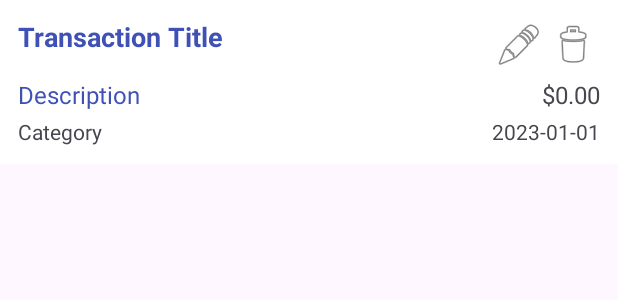
After one commit to thilina-udara/LabExam3, an Android app: the layout transaction_list_item_with_buttons.xml on its own in the app's theme, with its tools: preview values and no code run, on a phone screen of 412 x 824 dp. The commit adds this screen. Shown: the top 300 px of the screen. Run offline under Robolectric (Android 15) with nearby library versions, the phone set to English and light mode, and no system bars.

Commit message:
v4.1
update transaction page

```diff
--- a/app/src/main/AndroidManifest.xml
+++ b/app/src/main/AndroidManifest.xml
@@ -12,6 +12,9 @@
         android:supportsRtl="true"
         android:theme="@style/Theme.LabExam3"
         tools:targetApi="31">
+        <activity
+            android:name=".TransactionAdapter"
+            android:exported="false" />
         <activity
             android:name=".BudgetAdapter"
             android:exported="false" />
--- /dev/null
+++ b/app/src/main/res/layout/transaction_list_item_with_buttons.xml
@@ -0,0 +1,85 @@
+<?xml version="1.0" encoding="utf-8"?>
+<LinearLayout xmlns:android="http://schemas.android.com/apk/res/android"
+    android:layout_width="match_parent"
+    android:layout_height="wrap_content"
+    android:orientation="vertical"
+    android:background="#FFFFFF"
+    android:padding="12dp">
+
+    <LinearLayout
+        android:layout_width="match_parent"
+        android:layout_height="wrap_content"
+        android:orientation="horizontal">
+
+        <TextView
+            android:id="@+id/titleTextView"
+            android:layout_width="0dp"
+            android:layout_weight="1"
+            android:layout_height="wrap_content"
+            android:text="Transaction Title"
+            android:textColor="#3f51b5"
+            android:textSize="18sp"
+            android:textStyle="bold" />
+
+        <ImageButton
+            android:id="@+id/btnEdit"
+            android:layout_width="36dp"
+            android:layout_height="36dp"
+            android:src="@android:drawable/ic_menu_edit"
+            android:background="?attr/selectableItemBackgroundBorderless"
+            android:contentDescription="Edit" />
+
+        <ImageButton
+            android:id="@+id/btnDelete"
+            android:layout_width="36dp"
+            android:layout_height="36dp"
+            android:src="@android:drawable/ic_menu_delete"
+            android:background="?attr/selectableItemBackgroundBorderless"
+            android:contentDescription="Delete" />
+    </LinearLayout>
+
+    <LinearLayout
+        android:layout_width="match_parent"
+        android:layout_height="wrap_content"
+        android:orientation="horizontal"
+        android:layout_marginTop="4dp">
+
+        <TextView
+            android:id="@+id/descriptionTextView"
+            android:layout_width="0dp"
+            android:layout_height="wrap_content"
+            android:layout_weight="1"
+            android:text="Description"
+            android:textColor="#3f51b5"
+            android:textSize="16sp" />
+
+        <TextView
+            android:id="@+id/amountTextView"
+            android:layout_width="wrap_content"
+            android:layout_height="wrap_content"
+            android:text="$0.00"
+            android:textSize="16sp" />
+    </LinearLayout>
+
+    <LinearLayout
+        android:layout_width="match_parent"
+        android:layout_height="wrap_content"
+        android:orientation="horizontal"
+        android:layout_marginTop="4dp">
+
+        <TextView
+            android:id="@+id/categoryTextView"
+            android:layout_width="0dp"
+            android:layout_height="wrap_content"
+            android:layout_weight="1"
+            android:text="Category"
+            android:textSize="14sp" />
+
+        <TextView
+            android:id="@+id/dateTextView"
+            android:layout_width="wrap_content"
+            android:layout_height="wrap_content"
+            android:text="2023-01-01"
+            android:textSize="14sp" />
+    </LinearLayout>
+</LinearLayout>
```
Also changed, not shown: app/src/main/java/com/example/labexam3/TransactionActivity.kt (+98 -124 lines), app/src/main/java/com/example/labexam3/TransactionAdapter.kt (added, +72 -0 lines), app/src/main/res/layout/activity_transaction.xml (+10 -2 lines), app/src/main/res/layout/activity_transaction_adapter.xml (added, +10 -0 lines).
